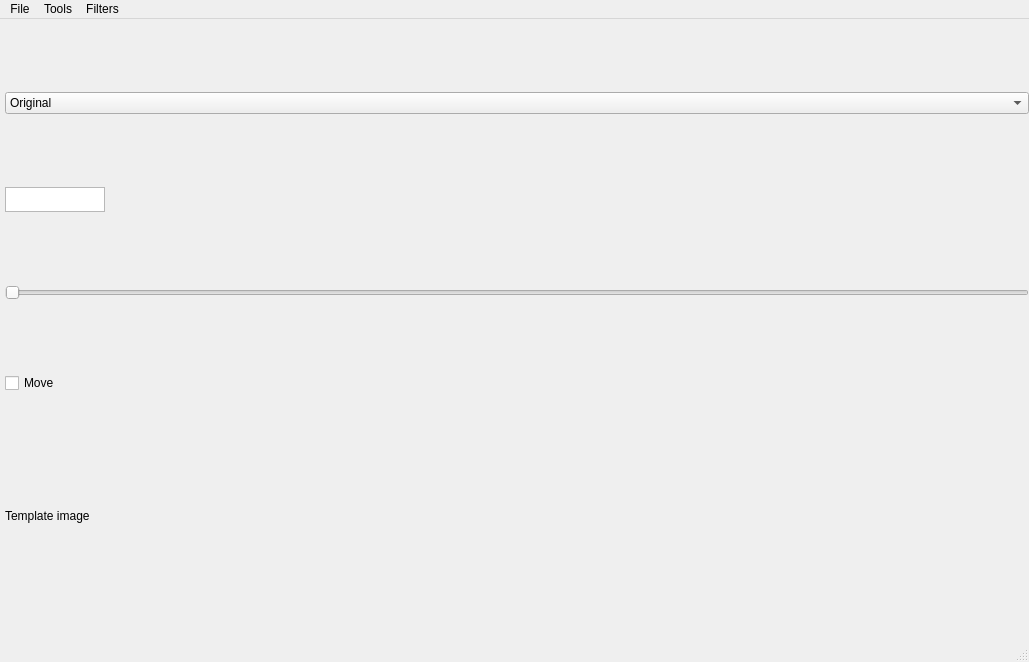
ba50/nanobeam_electron_diffraction, file gui_template.ui: the form before one commit.
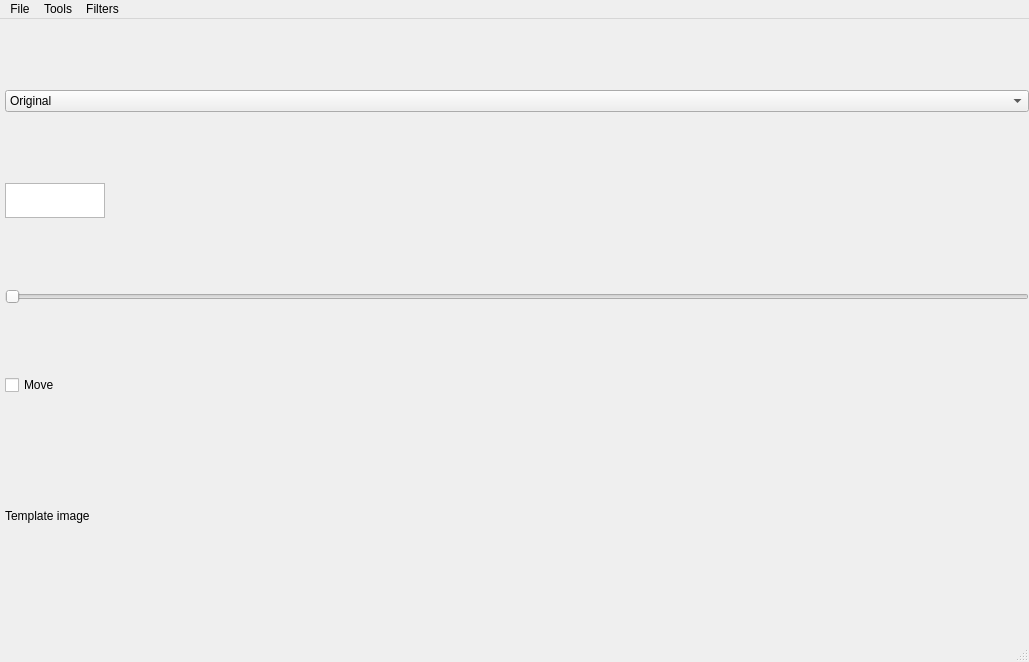
The form after the commit.

The edit to the form file:
```diff
--- a/gui_template.ui
+++ b/gui_template.ui
@@ -66,7 +66,7 @@
         <property name="maximumSize">
          <size>
           <width>100</width>
-          <height>25</height>
+          <height>35</height>
          </size>
         </property>
        </widget>
```
Left out of the diff: 5 changed lines with no effect on the pictures.
